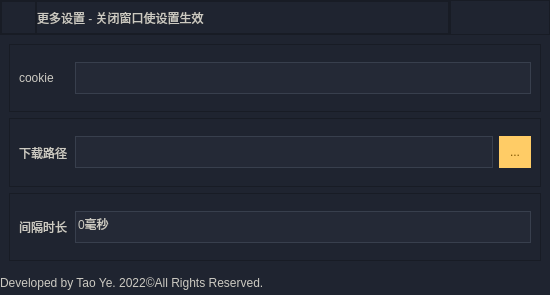
Before: the Qt Designer form src/ui/settings.ui in MOMOYATW/bilibili_manga_downloader, drawn with Qt 5.
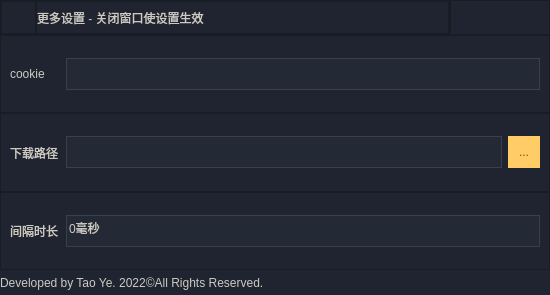
After: the same form once the commit is applied. Icons and pictures are not drawn.

```diff
--- a/src/ui/settings.ui
+++ b/src/ui/settings.ui
@@ -18,6 +18,27 @@
     <normaloff>imgs/icon.png</normaloff>imgs/icon.png</iconset>
   </property>
   <property name="styleSheet">
+   <string notr="true"/>
+  </property>
+  <layout class="QVBoxLayout" name="margin_layout">
+   <property name="spacing">
+    <number>0</number>
+   </property>
+   <property name="leftMargin">
+    <number>0</number>
+   </property>
+   <property name="topMargin">
+    <number>0</number>
+   </property>
+   <property name="rightMargin">
+    <number>0</number>
+   </property>
+   <property name="bottomMargin">
+    <number>0</number>
+   </property>
+   <item>
+    <widget class="QWidget" name="background" native="true">
+     <property name="styleSheet">
    <string notr="true">background-color:#1f2430</string>
   </property>
   <layout class="QVBoxLayout" name="verticalLayout">
@@ -308,6 +329,21 @@
       <enum>QFrame::Raised</enum>
      </property>
      <layout class="QVBoxLayout" name="verticalLayout_2">
+         <property name="spacing">
+          <number>0</number>
+         </property>
+         <property name="leftMargin">
+          <number>0</number>
+         </property>
+         <property name="topMargin">
+          <number>0</number>
+         </property>
+         <property name="rightMargin">
+          <number>0</number>
+         </property>
+         <property name="bottomMargin">
+          <number>0</number>
+         </property>
       <item>
        <widget class="QFrame" name="cookie_set">
         <property name="frameShape">
@@ -623,6 +659,9 @@
         <property name="text">
          <string>Developed by Tao Ye. 2022©All Rights Reserved.</string>
         </property>
+          </widget>
+         </item>
+        </layout>
        </widget>
       </item>
      </layout>
```
Lines whose indentation alone changed are shown as unchanged.
